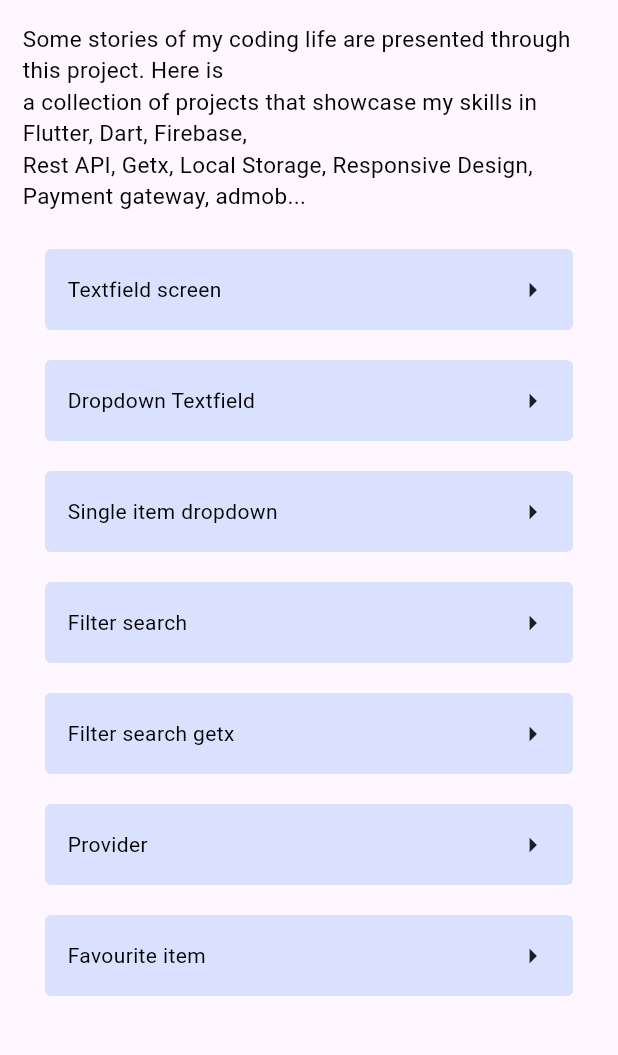
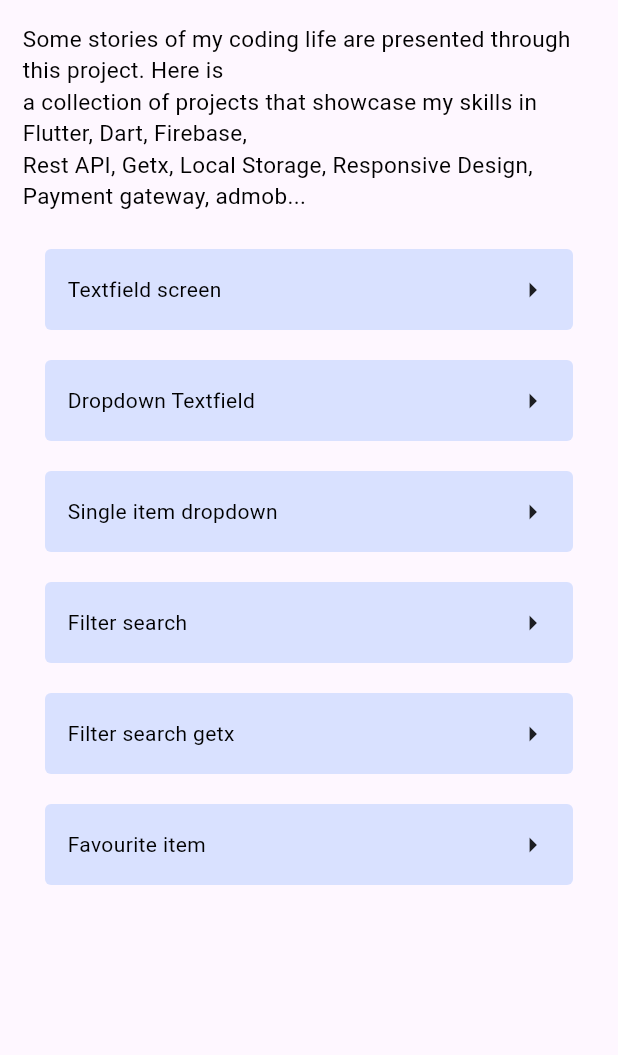
Before and after one commit to alazad214/Code-Library, a Flutter app: the screen it shows after launch, on a phone screen of 412 x 824 dp, the part 84-1139 px from its top. Run offline on Flutter 3.47's test engine with Material 3 defaults, Android fonts, the phone set to English and light mode, and no system bars; our stand-ins replace dropdown_textfield, get, shared_preferences.

Commit message:
some modified

```diff
--- a/analysis_options.yaml
+++ b/analysis_options.yaml
@@ -7,7 +7,7 @@
 
 # The following line activates a set of recommended lints for Flutter apps,
 # packages, and plugins designed to encourage good coding practices.
-include: package:flutter_lints/flutter.yaml
+# include: package:flutter_lints/flutter.yaml
 
 linter:
   # The lint rules applied to this project can be customized in the
--- a/lib/main.dart
+++ b/lib/main.dart
@@ -1,9 +1,6 @@
 import 'package:code_library/moduls/homepage/views/home.dart';
 import 'package:flutter/material.dart';
 import 'package:get/get.dart';
-import 'package:provider/provider.dart';
-
-import 'moduls/provider/controller/provider_controller.dart';
 
 void main() {
   WidgetsFlutterBinding.ensureInitialized();
@@ -13,16 +10,10 @@
 class MyApp extends StatelessWidget {
   @override
   Widget build(BuildContext context) {
-    return MultiProvider(
-      providers: [
-        ChangeNotifierProvider(
-            create: (context) => CounterModel()), // Provider model
-      ],
-      child: const GetMaterialApp(
-        title: "Code Library",
-        debugShowCheckedModeBanner: false,
-        home: Home(),
-      ),
+    return GetMaterialApp(
+      title: "Code Library",
+      debugShowCheckedModeBanner: false,
+      home: Home(),
     );
   }
 }
--- a/lib/moduls/favourite card/views/favorite_details_screen.dart
+++ b/lib/moduls/favourite card/views/favorite_details_screen.dart
@@ -1,6 +1,6 @@
 import 'package:code_library/moduls/favourite%20card/utils/fav_item.dart';
 import 'package:flutter/material.dart';
-import 'package:get/get.dart';
+
 
 class DetailsScreen extends StatelessWidget {
   final FavItem item;
--- a/lib/moduls/homepage/views/home.dart
+++ b/lib/moduls/homepage/views/home.dart
@@ -1,6 +1,5 @@
 import 'package:code_library/moduls/dropdowntextfield/views/dropdown_screen.dart';
 import 'package:code_library/moduls/homepage/views/home_title_text.dart';
-import 'package:code_library/moduls/provider/screen/provider_screen.dart';
 import 'package:code_library/widgets/custom_button.dart';
 import 'package:flutter/material.dart';
 import 'package:get/get.dart';
@@ -57,15 +56,9 @@ class Home extends StatelessWidget {
               },
             ),
             CustomButton(
-              text: "Provider",
-              ontap: () {
-                Get.to(() => const ProviderScreen());
-              },
-            ),
-            CustomButton(
               text: "Favourite item",
               ontap: () {
-                Get.to(() =>  ItemListScreen());
+                Get.to(() => ItemListScreen());
               },
             ),
           ],
```
Also changed, not shown: lib/moduls/api/Get Method/product_screen.dart (added).
